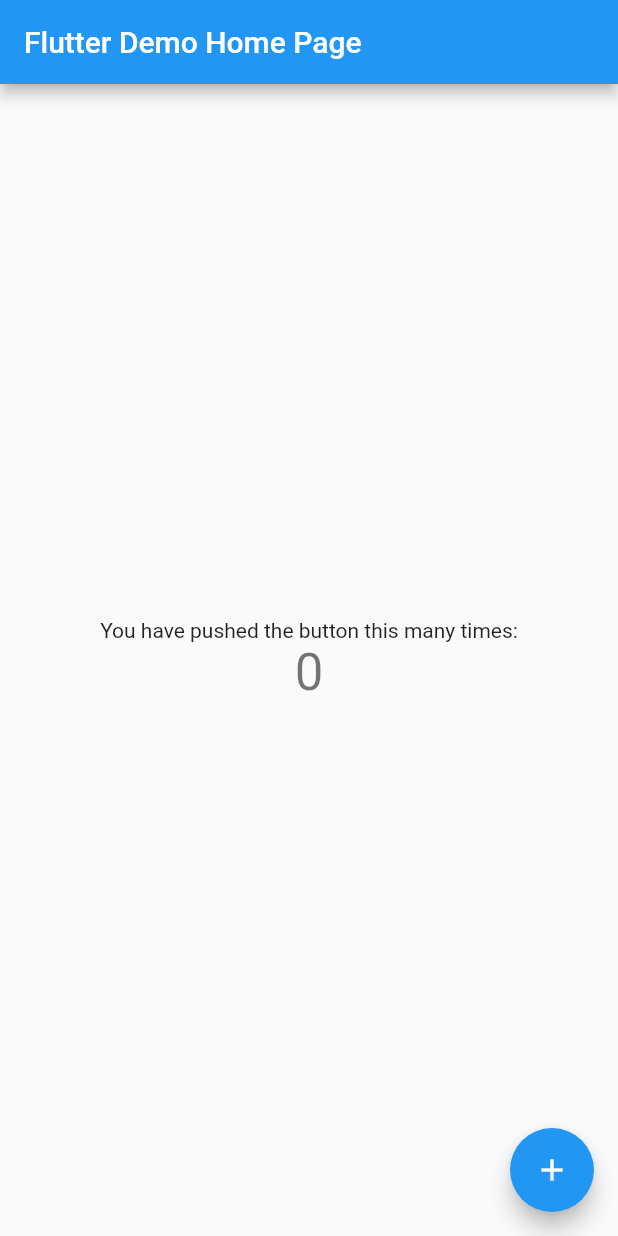
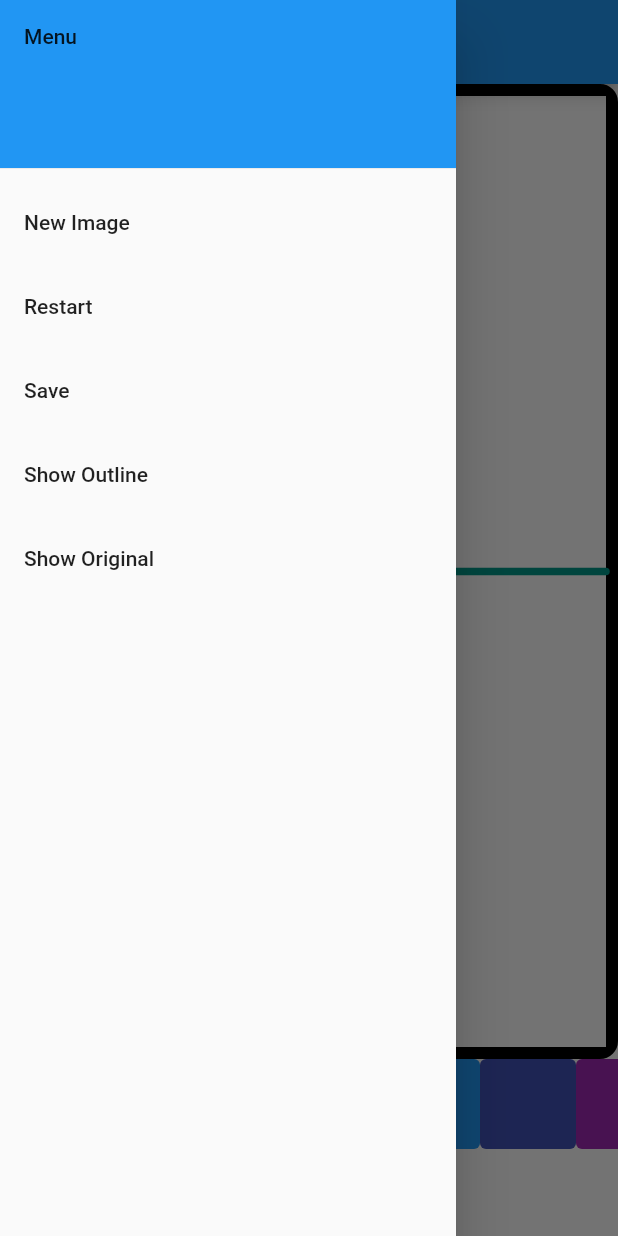
Before and after one commit to JephteyAdolphe/color-find, a Flutter app: the screen it shows after launch, with the side drawer open (before the commit the screen has no drawer), on a phone screen of 412 x 824 dp. Run offline on Flutter 3.47's test engine with Material 2 defaults, Android fonts, the light colour scheme and no system bars.

Commit message:
progress on prototype

```diff
--- a/App/app_code/lib/main.dart
+++ b/App/app_code/lib/main.dart
@@ -1,113 +1,247 @@
 import 'package:flutter/material.dart';
+import 'package:flutter/rendering.dart';
 
 void main() {
   runApp(MyApp());
 }
 
+// Main app where everything will be displayed
 class MyApp extends StatelessWidget {
-  // This widget is the root of your application.
   @override
   Widget build(BuildContext context) {
     return MaterialApp(
-      title: 'Flutter Demo',
-      theme: ThemeData(
-        // This is the theme of your application.
-        //
-        // Try running your application with "flutter run". You'll see the
-        // application has a blue toolbar. Then, without quitting the app, try
-        // changing the primarySwatch below to Colors.green and then invoke
-        // "hot reload" (press "r" in the console where you ran "flutter run",
-        // or simply save your changes to "hot reload" in a Flutter IDE).
-        // Notice that the counter didn't reset back to zero; the application
-        // is not restarted.
-        primarySwatch: Colors.blue,
+        title: 'Color Find Prototype',
+        theme: ThemeData(
+          primarySwatch: Colors.blue,
+          visualDensity: VisualDensity.adaptivePlatformDensity,
+        ),
+
+        // Home Page contains everything in it (side menu, canvas, colors)
+        home: HomePage());
+  }
+}
+
+class HomePage extends StatelessWidget {
+  @override
+  Widget build(BuildContext context) {
+    return Scaffold(
+        appBar: AppBar(
+          title: Text("Color Find"),
+          centerTitle: true,
+        ),
+
+        // drawer is a hamburger menu and TabList is the list of items (of type Drawer) that we create
+        drawer: TabList(),
+
+        // Body contains a list(children) of widgets which are the drawing canvas and color pallette, in that order
+        body: Column(
+          children: <Widget>[
+            DrawingBlock(),
+            ColorPalette(),
+          ],
+        ));
+  }
+}
+
+// Drawing block is where the coloring takes place
+class DrawingBlock extends StatelessWidget {
+  @override
+  Widget build(BuildContext context) {
+    return Container(
+        height: 650,
+        decoration: BoxDecoration(
+            border: Border.all(width: 8),
+            borderRadius: BorderRadius.circular(12)),
+
+        // Color block is wrapped in a Container then scaffold to control the size of colors and scrolling ability
+        child: Scaffold(
+          body: ColorBlock(),
+        ));
+  }
+}
+
+// Scrollable color pallette
+class ColorPalette extends StatelessWidget {
+  @override
+  Widget build(BuildContext context) {
+    return Container(
+        height: 60,
+
+        // color buttons wrapped in listview so that we can scroll through them
+        child: ListView(
+          scrollDirection: Axis.horizontal,
+          children: <Widget>[
+            ElevatedButton(
+                onPressed: null,
+                child: null,
+                style: ButtonStyle(backgroundColor:
+                    MaterialStateProperty.resolveWith<Color>(
+                        (Set<MaterialState> states) {
+                  if (states.contains(MaterialState.pressed))
+                    return Colors.blue;
+                  return Colors.red;
+                }))),
+            ElevatedButton(
+                onPressed: null,
+                child: null,
+                style: ButtonStyle(backgroundColor:
+                    MaterialStateProperty.resolveWith<Color>(
+                        (Set<MaterialState> states) {
+                  if (states.contains(MaterialState.pressed))
+                    return Colors.blue;
+                  return Colors.orange;
+                }))),
+            ElevatedButton(
+                onPressed: null,
+                child: null,
+                style: ButtonStyle(backgroundColor:
+                    MaterialStateProperty.resolveWith<Color>(
+                        (Set<MaterialState> states) {
+                  if (states.contains(MaterialState.pressed))
+                    return Colors.blue;
+                  return Colors.yellow;
+                }))),
+            ElevatedButton(
+                onPressed: null,
+                child: null,
+                style: ButtonStyle(backgroundColor:
+                    MaterialStateProperty.resolveWith<Color>(
+                        (Set<MaterialState> states) {
+                  if (states.contains(MaterialState.pressed))
+                    return Colors.blue;
+                  return Colors.green;
+                }))),
+            ElevatedButton(
+                onPressed: null,
+                child: null,
+                style: ButtonStyle(backgroundColor:
+                    MaterialStateProperty.resolveWith<Color>(
+                        (Set<MaterialState> states) {
+                  if (states.contains(MaterialState.pressed))
+                    return Colors.blue;
+                  return Colors.blue;
+                }))),
+            ElevatedButton(
+                onPressed: null,
+                child: null,
+                style: ButtonStyle(backgroundColor:
+                    MaterialStateProperty.resolveWith<Color>(
+                        (Set<MaterialState> states) {
+                  if (states.contains(MaterialState.pressed))
+                    return Colors.blue;
+                  return Colors.indigo;
+                }))),
+            ElevatedButton(
+                onPressed: null,
+                child: null,
+                style: ButtonStyle(backgroundColor:
+                    MaterialStateProperty.resolveWith<Color>(
+                        (Set<MaterialState> states) {
+                  if (states.contains(MaterialState.pressed))
+                    return Colors.blue;
+                  return Colors.purple;
+                }))),
+            ElevatedButton(
+                onPressed: null,
+                child: null,
+                style: ButtonStyle(backgroundColor:
+                    MaterialStateProperty.resolveWith<Color>(
+                        (Set<MaterialState> states) {
+                  if (states.contains(MaterialState.pressed))
+                    return Colors.blue;
+                  return Colors.pink;
+                }))),
+          ],
+        ));
+  }
+}
+
+// Hamburger Menu where we list our action buttons
+class TabList extends StatelessWidget {
+  @override
+  Widget build(BuildContext context) {
+    return Drawer(
+      child: ListView(
+        padding: EdgeInsets.zero,
+        children: <Widget>[
+          Container(
+            height: 120,
+            child: DrawerHeader(
+              child: Text('Menu'),
+              decoration: BoxDecoration(
+                color: Colors.blue,
+              ),
+            ),
+          ),
+          ListTile(
+            title: Text('New Image'),
+            onTap: () {
+              // Go to page
+              Navigator.pop(context);
+            },
+          ),
+          ListTile(
+            title: Text('Restart'),
+            onTap: () {
+              // Go to page
+              Navigator.pop(context);
+            },
+          ),
+          ListTile(
+            title: Text('Save'),
+            onTap: () {
+              // Go to page
+              Navigator.pop(context);
+            },
+          ),
+          ListTile(
+            title: Text('Show Outline'),
+            onTap: () {
+              // Go to page
+              Navigator.pop(context);
+            },
+          ),
+          ListTile(
+            title: Text('Show Original'),
+            onTap: () {
+              // Go to page
+              Navigator.pop(context);
+            },
+          ),
+        ],
       ),
-      home: MyHomePage(title: 'Flutter Demo Home Page'),
     );
   }
 }
 
-class MyHomePage extends StatefulWidget {
-  MyHomePage({Key key, this.title}) : super(key: key);
-
-  // This widget is the home page of your application. It is stateful, meaning
-  // that it has a State object (defined below) that contains fields that affect
-  // how it looks.
-
-  // This class is the configuration for the state. It holds the values (in this
-  // case the title) provided by the parent (in this case the App widget) and
-  // used by the build method of the State. Fields in a Widget subclass are
-  // always marked "final".
-
-  final String title;
-
+class ColorBlock extends StatelessWidget {
+  // Reuse this base widget on every page
   @override
-  _MyHomePageState createState() => _MyHomePageState();
+  Widget build(BuildContext context) {
+    return CustomPaint(
+      painter: MyPainter(),
+      child: Container(),
+      // size: Size(500, 300),
+    );
+  }
 }
 
-class _MyHomePageState extends State<MyHomePage> {
-  int _counter = 0;
+class MyPainter extends CustomPainter {
+  @override
+  void paint(Canvas canvas, Size size) {
+    var paint = Paint()
+      ..color = Colors.teal
+      ..strokeWidth = 5
+      ..strokeCap = StrokeCap.round;
 
-  void _incrementCounter() {
-    setState(() {
-      // This call to setState tells the Flutter framework that something has
-      // changed in this State, which causes it to rerun the build method below
-      // so that the display can reflect the updated values. If we changed
-      // _counter without calling setState(), then the build method would not be
-      // called again, and so nothing would appear to happen.
-      _counter++;
-    });
+    Offset start = Offset(0, size.height / 2);
+    Offset end = Offset(size.width, size.height / 2);
+
+    canvas.drawLine(start, end, paint);
   }
 
   @override
-  Widget build(BuildContext context) {
-    // This method is rerun every time setState is called, for instance as done
-    // by the _incrementCounter method above.
-    //
-    // The Flutter framework has been optimized to make rerunning build methods
-    // fast, so that you can just rebuild anything that needs updating rather
-    // than having to individually change instances of widgets.
-    return Scaffold(
-      appBar: AppBar(
-        // Here we take the value from the MyHomePage object that was created by
-        // the App.build method, and use it to set our appbar title.
-        title: Text(widget.title),
-      ),
-      body: Center(
-        // Center is a layout widget. It takes a single child and positions it
-        // in the middle of the parent.
-        child: Column(
-          // Column is also a layout widget. It takes a list of children and
-          // arranges them vertically. By default, it sizes itself to fit its
-          // children horizontally, and tries to be as tall as its parent.
-          //
-          // Invoke "debug painting" (press "p" in the console, choose the
-          // "Toggle Debug Paint" action from the Flutter Inspector in Android
-          // Studio, or the "Toggle Debug Paint" command in Visual Studio Code)
-          // to see the wireframe for each widget.
-          //
-          // Column has various properties to control how it sizes itself and
-          // how it positions its children. Here we use mainAxisAlignment to
-          // center the children vertically; the main axis here is the vertical
-          // axis because Columns are vertical (the cross axis would be
-          // horizontal).
-          mainAxisAlignment: MainAxisAlignment.center,
-          children: <Widget>[
-            Text(
-              'You have pushed the button this many times:',
-            ),
-            Text(
-              '$_counter',
-              style: Theme.of(context).textTheme.headline4,
-            ),
-          ],
-        ),
-      ),
-      floatingActionButton: FloatingActionButton(
-        onPressed: _incrementCounter,
-        tooltip: 'Increment',
-        child: Icon(Icons.add),
-      ), // This trailing comma makes auto-formatting nicer for build methods.
-    );
+  bool shouldRepaint(CustomPainter old) {
+    return false;
   }
 }
```
